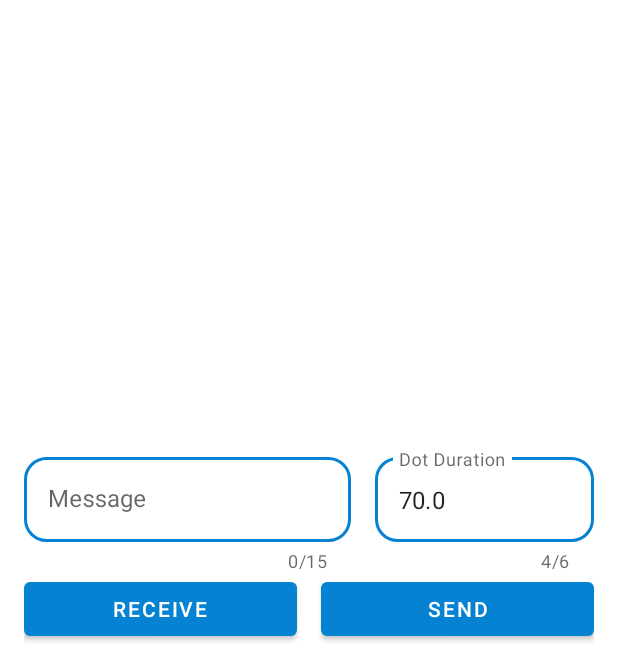
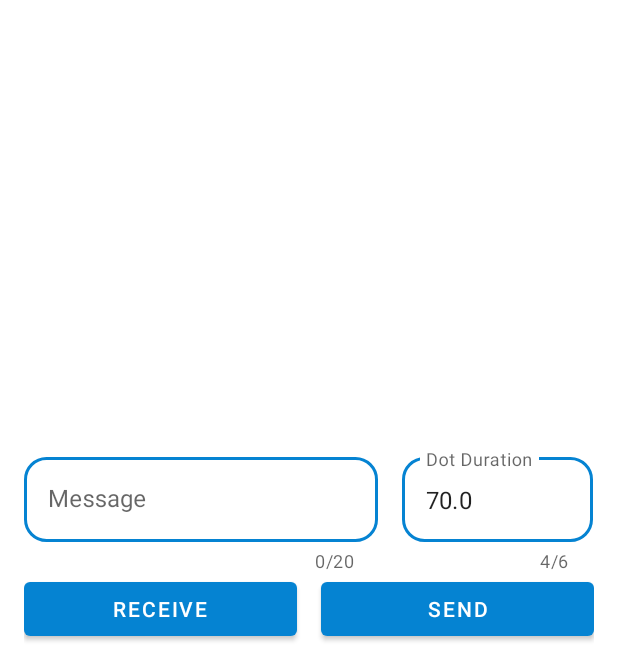
Before and after one commit to PasinduUd/light-chat, an Android app: the screen it shows after launch (SendingActivity), on a phone screen of 412 x 824 dp, the part 567-1236 px from its top. Run offline under Robolectric (Android 15) with nearby library versions, the phone set to English and light mode, and no system bars.

Commit message:
Updated Sender

```diff
--- a/app/src/main/res/layout/sending_activity.xml
+++ b/app/src/main/res/layout/sending_activity.xml
@@ -42,17 +42,17 @@
             style="@style/TextInputLayoutStyle"
             android:layout_width="0dp"
             android:layout_height="match_parent"
-            android:layout_weight="0.6"
+            android:layout_weight="0.65"
             android:layout_marginEnd="8dp"
             app:counterEnabled="true"
-            app:counterMaxLength="15"
+            app:counterMaxLength="20"
             android:hint="@string/message" >
 
             <com.google.android.material.textfield.TextInputEditText
                 android:id="@+id/messageInput"
                 android:layout_width="match_parent"
                 android:layout_height="wrap_content"
-                android:maxLength="15"
+                android:maxLength="20"
                 android:inputType="textShortMessage"/>
 
         </com.google.android.material.textfield.TextInputLayout>
@@ -61,7 +61,7 @@
             style="@style/TextInputLayoutStyle"
             android:layout_width="0dp"
             android:layout_height="match_parent"
-            android:layout_weight="0.4"
+            android:layout_weight="0.35"
             android:layout_marginStart="8dp"
             app:counterEnabled="true"
             app:counterMaxLength="6"
```
Also changed, not shown: app/src/main/java/com/pasindu_ud/light_chat/SendingActivity.java (+17 -4 lines).
